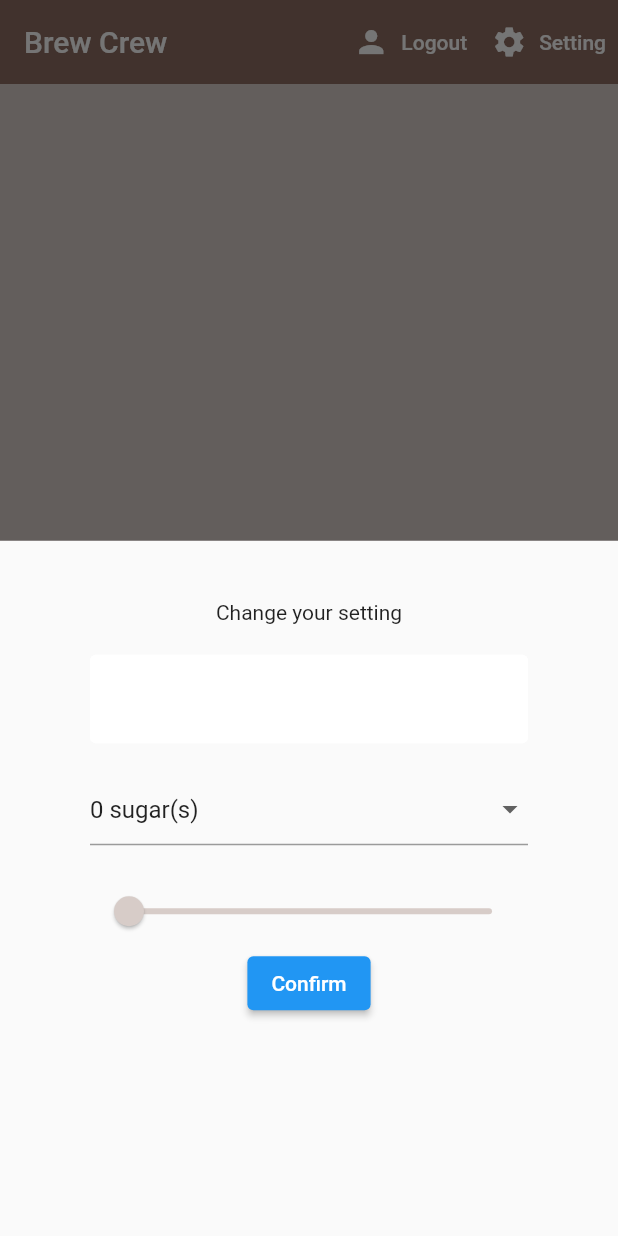
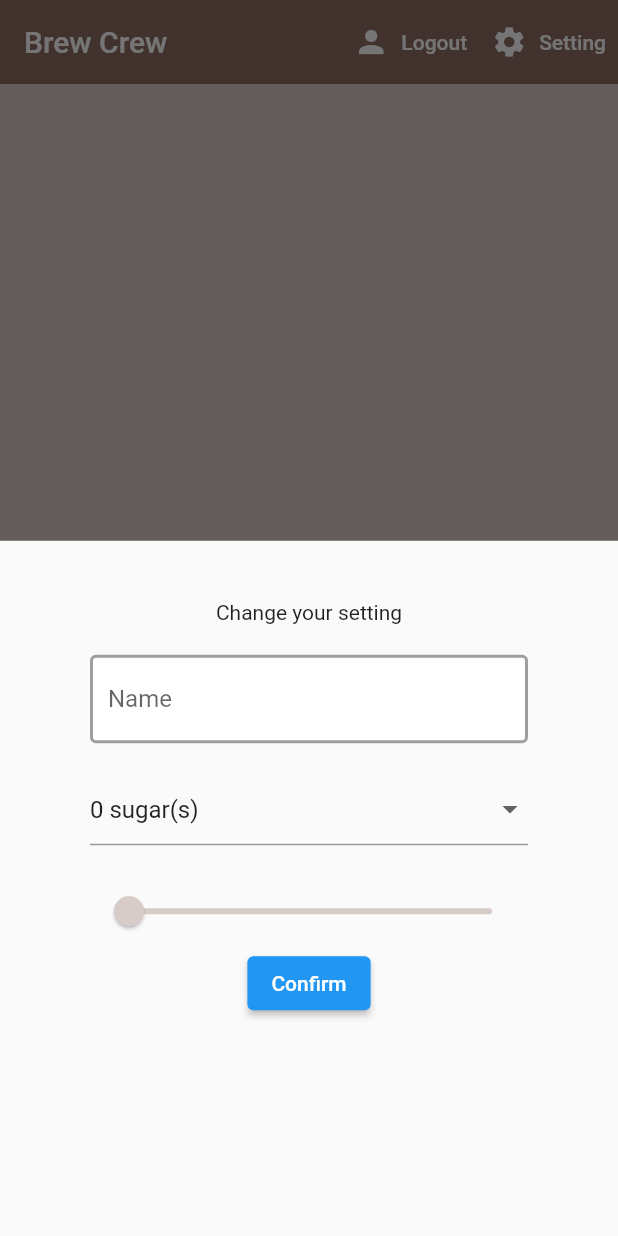
Before and after one commit to kenVis1529/Brew-crew, a Flutter app: the screen it shows once a user with an empty profile is signed in, after a tap on "Setting", on a phone screen of 412 x 824 dp. Run offline on Flutter 3.47's test engine with Material 2 defaults, Android fonts, the phone set to English and light mode, and no system bars; our stand-ins replace cloud_firestore, firebase_auth, firebase_core, flutter_spinkit; accounts and stored records are empty; network calls fail.

Commit message:
User Data Model

```diff
--- a/lib/modules/user.dart
+++ b/lib/modules/user.dart
@@ -3,3 +3,15 @@ class MyUser {
   final String uid;
   MyUser({required this.uid});
 }
+
+class UserData {
+  final String uid;
+  final String name;
+  final String sugars;
+  final int strength;
+  UserData(
+      {required this.uid,
+      required this.name,
+      required this.sugars,
+      required this.strength});
+}
--- a/lib/screens/home/setting_form.dart
+++ b/lib/screens/home/setting_form.dart
@@ -28,7 +28,16 @@ class _SettingFormState extends State<SettingForm> {
 
           /// Tên khách hàng
           TextFormField(
-            decoration: textInputDecoration,
+            initialValue: _currentName,
+            decoration: textInputDecoration.copyWith(
+              hintText: "Name",
+              enabledBorder: const OutlineInputBorder(
+                borderSide: BorderSide(
+                  color: Colors.grey,
+                  width: 2.0,
+                ),
+              ),
+            ),
             validator: (value) => value!.isEmpty ? "Enter your name" : null,
             onChanged: (value) => setState(() => _currentName = value),
           ),
```
Also changed, not shown: lib/services/database.dart (+15 -0 lines).
